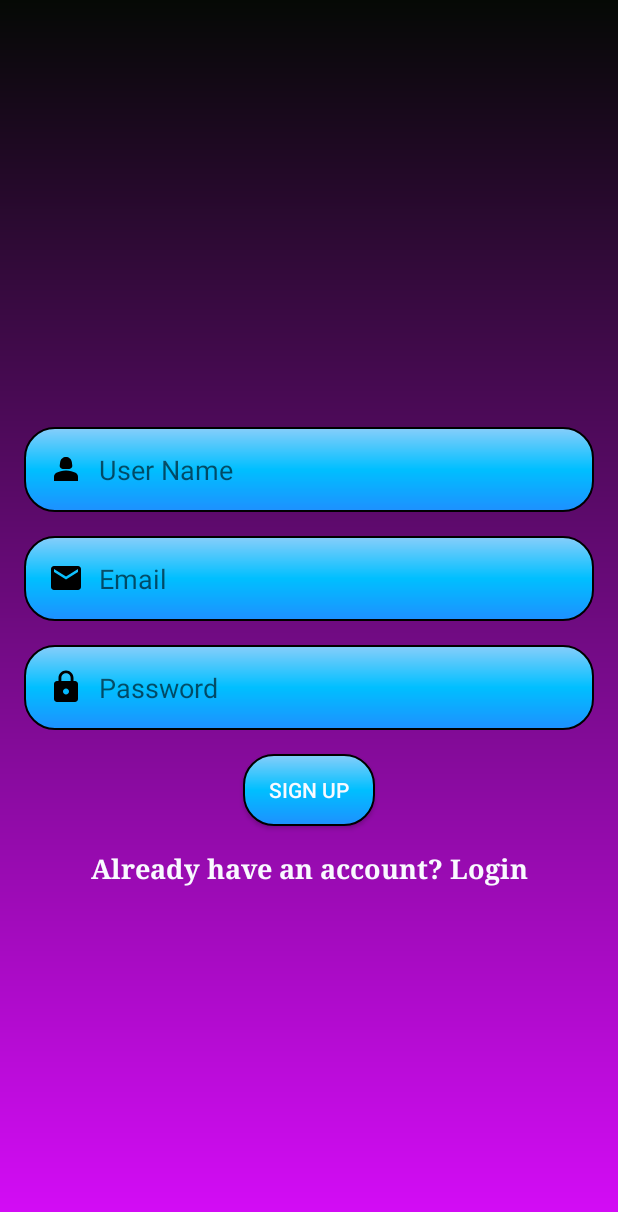
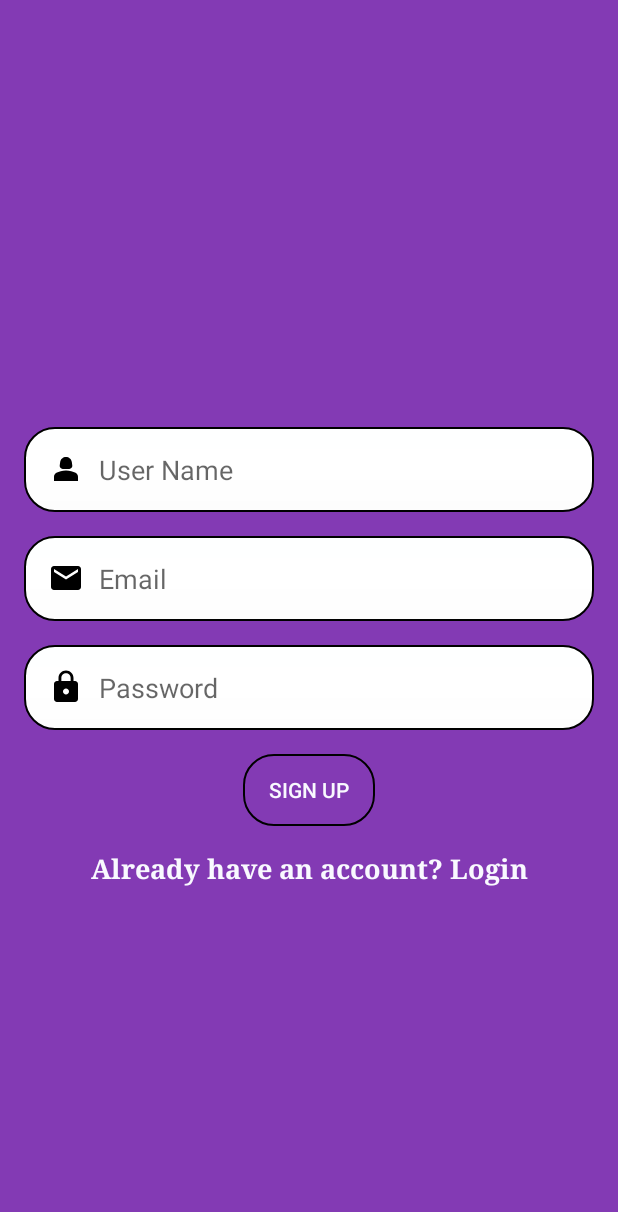
Before and after one commit to venkatesh-jacke/ChatApp-Kotlin, an Android app: the screen it shows after launch (SignUpActivity), on a phone screen of 412 x 824 dp. Shown: the top 1212 px of the screen. Run offline under Robolectric (Android 15) with nearby library versions, the phone set to English and light mode, and no system bars; our stand-ins replace Firebase (no records; nobody signed in at launch, a user with empty details on screens opened directly).

Commit message:
color chanhe

```diff
--- a/app/src/main/res/drawable/edit_text_field.xml
+++ b/app/src/main/res/drawable/edit_text_field.xml
@@ -9,9 +9,9 @@
     android:shape="rectangle">
     <gradient
         android:angle="90"
-        android:startColor="#1E90FF"
-        android:centerColor="#00BFFF"
-        android:endColor="#87CEFA"
+        android:startColor="#FDFDFD"
+        android:centerColor="#FFFFFF"
+        android:endColor="#FEFFFF"
         android:type="linear" />
     <stroke
         android:width="1dp"
--- a/app/src/main/res/drawable/edit_text_message.xml
+++ b/app/src/main/res/drawable/edit_text_message.xml
@@ -4,7 +4,7 @@
     <gradient
         android:angle="90"
         android:endColor="#EAF1EA"
-        android:startColor="#038FFF"
+        android:startColor="#FFFFFF"
         android:type="linear" />
 
     <stroke
--- a/app/src/main/res/layout/activity_sign_up.xml
+++ b/app/src/main/res/layout/activity_sign_up.xml
@@ -5,7 +5,7 @@
     android:layout_width="match_parent"
     android:layout_height="match_parent"
 
-    android:background="@drawable/gradient"
+    android:background="#833AB4"
     tools:context=".Activities.SignUpActivity">
 
     <EditText
@@ -66,7 +66,7 @@
         android:layout_height="wrap_content"
         android:layout_margin="16dp"
         android:text="Sign Up"
-        android:background="@drawable/edit_text_field"
+        android:background="@drawable/button_bg"
         android:textColor="#F9F9FF"
         app:layout_constraintEnd_toEndOf="parent"
         app:layout_constraintStart_toStartOf="parent"
--- a/app/src/main/res/layout/friends_tool_bar.xml
+++ b/app/src/main/res/layout/friends_tool_bar.xml
@@ -15,7 +15,8 @@
         android:layout_width="wrap_content"
         android:layout_height="wrap_content"
         android:textSize="20sp"
-        android:textColor="@android:color/white"
+        android:text="Friends"
+        android:textColor="#FFFFFF"
         android:layout_gravity="start"
         android:layout_marginStart="16dp"
         android:gravity="center_vertical" />
```
